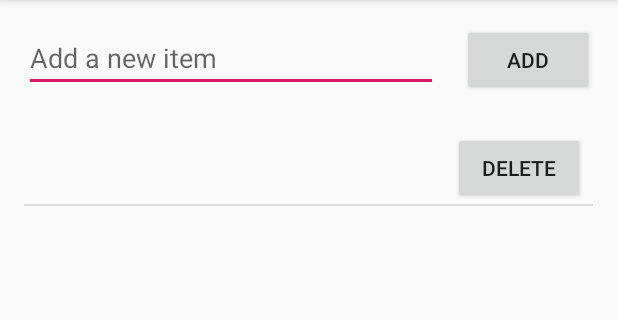
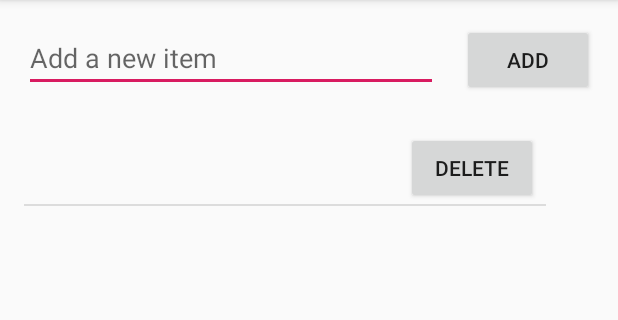
Before and after one commit to jackt0310/Grocery-List-Android-App, an Android app: the screen it shows after launch (MainActivity), after a tap on "ADD", on a phone screen of 412 x 824 dp, the part 84-404 px from its top. Run offline under Robolectric (Android 15) with nearby library versions, the phone set to English and light mode, and no system bars.

Commit message:
Changed version number

```diff
--- a/app/build.gradle
+++ b/app/build.gradle
@@ -7,8 +7,8 @@ android {
         applicationId "com.groceryjackthompson.grocerylistjackthompson"
         minSdkVersion 15
         targetSdkVersion 29
-        versionCode 1
-        versionName "1.0"
+        versionCode 2
+        versionName "2.0"
         testInstrumentationRunner "androidx.test.runner.AndroidJUnitRunner"
     }
     buildTypes {
--- a/app/src/main/res/layout/activity_main.xml
+++ b/app/src/main/res/layout/activity_main.xml
@@ -39,12 +39,19 @@
 
     <ListView
         android:id="@+id/listArea"
-        android:layout_width="379dp"
-        android:layout_height="636dp"
+        android:layout_width="348dp"
+        android:layout_height="633dp"
         android:layout_marginStart="16dp"
         android:layout_marginLeft="16dp"
         android:layout_marginTop="24dp"
+        android:layout_marginEnd="16dp"
+        android:layout_marginRight="16dp"
+        android:layout_marginBottom="8dp"
         android:paddingBottom="150dp"
+        app:layout_constraintBottom_toBottomOf="parent"
+        app:layout_constraintEnd_toEndOf="parent"
+        app:layout_constraintHorizontal_bias="0.0"
         app:layout_constraintStart_toStartOf="parent"
-        app:layout_constraintTop_toBottomOf="@+id/button"></ListView>
+        app:layout_constraintTop_toBottomOf="@+id/button"
+        app:layout_constraintVertical_bias="0.0"></ListView>
 </androidx.constraintlayout.widget.ConstraintLayout>
```
Also changed, not shown: 2 other files.
